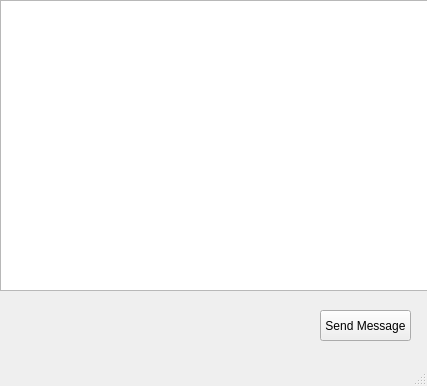
Before: the Qt Designer form Client/mainwindow.ui in Akcanbasri/QtNetworkMessaging, drawn with Qt 5.
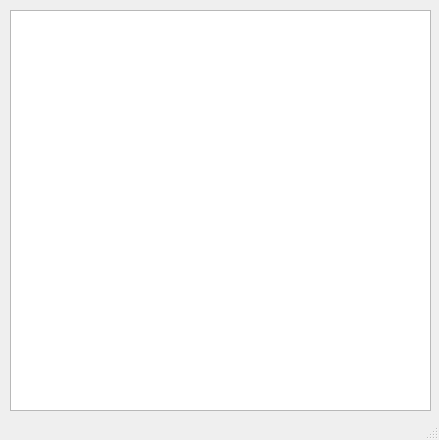
After: the same form once the commit is applied.

The edit to the form file:
```diff
--- a/Client/mainwindow.ui
+++ b/Client/mainwindow.ui
@@ -6,34 +6,21 @@
    <rect>
     <x>0</x>
     <y>0</y>
-    <width>427</width>
-    <height>386</height>
+    <width>439</width>
+    <height>440</height>
    </rect>
   </property>
   <property name="windowTitle">
    <string>MainWindow</string>
   </property>
   <widget class="QWidget" name="centralwidget">
-   <widget class="QPushButton" name="sendButton">
-    <property name="geometry">
-     <rect>
-      <x>320</x>
-      <y>310</y>
-      <width>91</width>
-      <height>31</height>
-     </rect>
-    </property>
-    <property name="text">
-     <string>Send Message</string>
-    </property>
-   </widget>
    <widget class="QTextEdit" name="logTextEdit">
     <property name="geometry">
      <rect>
-      <x>0</x>
-      <y>0</y>
-      <width>431</width>
-      <height>291</height>
+      <x>10</x>
+      <y>10</y>
+      <width>421</width>
+      <height>401</height>
      </rect>
     </property>
    </widget>
```
